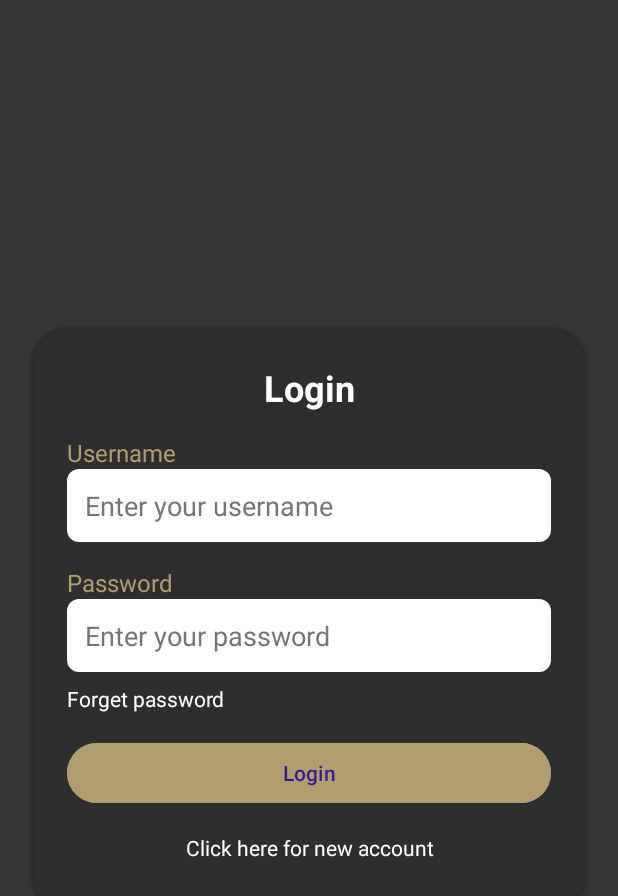
After one commit to k1m-j03/NeutralCafe, an Android app: the LoginActivity screen opened directly, with no data from a screen before it, on a phone screen of 412 x 824 dp. The commit adds this screen. Shown: the top 896 px of the screen. Run offline under Robolectric (Android 15) with nearby library versions, the phone set to English and light mode, and no system bars.

Commit message:
starting page and login page done be connected. the page can be run on emulator

```diff
--- a/app/src/main/AndroidManifest.xml
+++ b/app/src/main/AndroidManifest.xml
@@ -12,6 +12,7 @@
         android:supportsRtl="true"
         android:theme="@style/Theme.NeutralCafe"
         tools:targetApi="31">
+        <activity android:name=".LoginActivity" />
         <activity
             android:name=".MainActivity"
             android:exported="true">
--- /dev/null
+++ b/app/src/main/java/com/example/neutralcafe/LoginActivity.java
@@ -0,0 +1,28 @@
+package com.example.neutralcafe;
+
+import android.os.Bundle;
+import android.widget.Button;
+import android.widget.TextView;
+import android.widget.Toast;
+
+import androidx.appcompat.app.AppCompatActivity;
+
+public class LoginActivity extends AppCompatActivity {
+    @Override
+    protected void onCreate(Bundle savedInstanceState) {
+        super.onCreate(savedInstanceState);
+        setContentView(R.layout.login_layout);
+
+        Button loginButton = findViewById(R.id.loginButton);
+        TextView newAccountLink = findViewById(R.id.newAccountLink);
+
+        loginButton.setOnClickListener(v ->
+                Toast.makeText(LoginActivity.this, "Login Button Clicked!", Toast.LENGTH_SHORT).show()
+        );
+
+
+        newAccountLink.setOnClickListener(v ->
+                Toast.makeText(LoginActivity.this, "Navigate to New Account Page", Toast.LENGTH_SHORT).show()
+        );
+    }
+}
--- /dev/null
+++ b/app/src/main/res/drawable/edittext_background.xml
@@ -0,0 +1,4 @@
+<shape xmlns:android="http://schemas.android.com/apk/res/android">
+    <solid android:color="#FFFFFF" />
+    <corners android:radius="8dp" />
+</shape>
--- /dev/null
+++ b/app/src/main/res/layout/login_layout.xml
@@ -0,0 +1,142 @@
+<androidx.constraintlayout.widget.ConstraintLayout
+    xmlns:android="http://schemas.android.com/apk/res/android"
+    xmlns:app="http://schemas.android.com/apk/res-auto"
+    xmlns:tools="http://schemas.android.com/tools"
+    android:layout_width="match_parent"
+    android:layout_height="match_parent"
+    android:background="#2D2D2D"
+    tools:context=".LoginActivity">
+
+    <!-- Background Image -->
+    <ImageView
+        android:id="@+id/backgroundImage"
+        android:layout_width="0dp"
+        android:layout_height="0dp"
+        android:contentDescription="@string/bg"
+        android:scaleType="centerCrop"
+        android:src="@drawable/bg1"
+        app:layout_constraintTop_toTopOf="parent"
+        app:layout_constraintBottom_toBottomOf="parent"
+        app:layout_constraintStart_toStartOf="parent"
+        app:layout_constraintEnd_toEndOf="parent" />
+
+    <!-- Semi-transparent Overlay -->
+    <View
+        android:id="@+id/overlay"
+        android:layout_width="0dp"
+        android:layout_height="0dp"
+        android:background="#BF000000"
+        app:layout_constraintTop_toTopOf="parent"
+        app:layout_constraintBottom_toBottomOf="parent"
+        app:layout_constraintStart_toStartOf="parent"
+        app:layout_constraintEnd_toEndOf="parent" />
+
+    <!-- Login Box -->
+    <androidx.cardview.widget.CardView
+        android:id="@+id/loginBox"
+        android:layout_width="0dp"
+        android:layout_height="wrap_content"
+        app:cardBackgroundColor="#BF2D2D2D"
+        app:cardCornerRadius="24dp"
+        app:layout_constraintTop_toTopOf="parent"
+        app:layout_constraintBottom_toBottomOf="parent"
+        app:layout_constraintStart_toStartOf="parent"
+        app:layout_constraintEnd_toEndOf="parent"
+        app:layout_constraintWidth_percent="0.9">
+
+        <LinearLayout
+            android:layout_width="match_parent"
+            android:layout_height="wrap_content"
+            android:orientation="vertical"
+            android:padding="24dp"
+            tools:ignore="ExtraText">
+
+            <!-- Login Title -->
+            <TextView
+                android:id="@+id/loginTitle"
+                android:layout_width="match_parent"
+                android:layout_height="wrap_content"
+                android:text="Login"
+                android:textColor="#FFFFFF"
+                android:textSize="24sp"
+                android:textStyle="bold"
+                android:gravity="center"
+                android:layout_marginBottom="16dp" />
+
+            <!-- Username Field -->
+            <TextView
+                android:layout_width="wrap_content"
+                android:layout_height="wrap_content"
+                android:text="@string/username"
+                android:textColor="#B09E6E"
+                android:textSize="16sp" />
+
+            <EditText
+                android:id="@+id/usernameField"
+                android:layout_width="match_parent"
+                android:layout_height="wrap_content"
+                android:layout_marginBottom="16dp"
+                android:autofillHints=""
+                android:background="@drawable/edittext_background"
+                android:hint="Enter your username"
+                android:inputType="text"
+                android:padding="12dp"
+                android:textColor="#FFFFFF"
+                android:textColorHint="#757575" />
+
+            <!-- Password Field -->
+            <TextView
+                android:layout_width="wrap_content"
+                android:layout_height="wrap_content"
+                android:text="@string/password"
+                android:textColor="#B09E6E"
+                android:textSize="16sp" />
+
+            <EditText
+                android:id="@+id/passwordField"
+                android:layout_width="match_parent"
+                android:layout_height="wrap_content"
+                android:layout_marginBottom="8dp"
+                android:autofillHints=""
+                android:background="@drawable/edittext_background"
+                android:hint="@string/enter_your_password"
+                android:inputType="textPassword"
+                android:padding="12dp"
+                android:textColor="#FFFFFF"
+                android:textColorHint="#757575" />
+
+            <!-- Forgot Password -->
+            <TextView
+                android:id="@+id/forgotPassword"
+                android:layout_width="wrap_content"
+                android:layout_height="wrap_content"
+                android:text="@string/forget_password"
+                android:textColor="#FFFFFF"
+                android:textSize="14sp"
+                android:layout_marginBottom="16dp"
+                tools:ignore="ExtraText" />
+
+            <!-- Login Button -->
+            <Button
+                android:id="@+id/loginButton"
+                android:layout_width="match_parent"
+                android:layout_height="wrap_content"
+                android:layout_marginBottom="16dp"
+                android:backgroundTint="#B09E6E"
+                android:text="@string/login"
+                android:textColor="#311B92"
+                tools:ignore="DuplicateSpeakableTextCheck,DuplicateSpeakableTextCheck" />
+
+            <!-- New Account Link -->
+            <TextView
+                android:id="@+id/newAccountLink"
+                android:layout_width="match_parent"
+                android:layout_height="wrap_content"
+                android:text="@string/click_new_account"
+                android:textColor="#FFFFFF"
+                android:gravity="center"
+                android:layout_marginBottom="8dp" />
+
+        </LinearLayout>
+    </androidx.cardview.widget.CardView>
+</androidx.constraintlayout.widget.ConstraintLayout>
--- a/app/src/main/res/values/strings.xml
+++ b/app/src/main/res/values/strings.xml
@@ -1,3 +1,10 @@
 <resources>
     <string name="app_name">NeutralCafe</string>
+    <string name="username">Username</string>
+    <string name="password">Password</string>
+    <string name="bg">background</string>
+    <string name="forget_password">Forget password</string>
+    <string name="login">Login</string>
+    <string name="click_new_account">Click here for new account</string>
+    <string name="enter_your_password">Enter your password</string>
 </resources>
```
Also changed, not shown: app/src/main/java/com/example/neutralcafe/MainActivity.java (+7 -10 lines), app/src/main/res/layout/activity_main.xml (+64 -6 lines), app/src/main/res/layout/forgetpassword_layout.xml (added, +95 -0 lines), app/src/main/res/layout/register_layout.xml (added, +203 -0 lines), app/src/main/res/values/colors.xml (+24 -2 lines), app/src/main/res/drawable/bg2.png (added), app/src/main/res/drawable/ic_menu.png (added), app/src/main/res/drawable/ic_search.png (added), app/src/main/res/drawable/logo.png (added), 1 other file.
